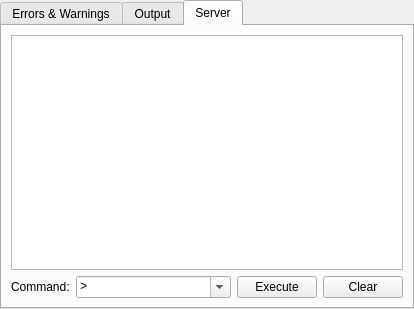
Above: addons/kate-russell-plugin/BottomTab.ui from dmitry-vlasov/kate-russell before the change. Below: the same form after it.
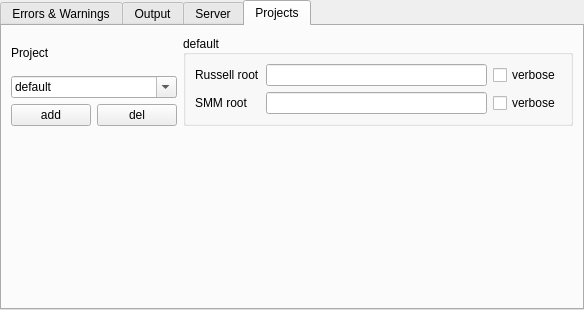
That is the form after the change.

Commit message: new projects tab page added

What changed in the file:
```diff
--- a/addons/kate-russell-plugin/BottomTab.ui
+++ b/addons/kate-russell-plugin/BottomTab.ui
@@ -6,8 +6,8 @@
    <rect>
     <x>0</x>
     <y>0</y>
-    <width>414</width>
-    <height>309</height>
+    <width>584</width>
+    <height>310</height>
    </rect>
   </property>
   <layout class="QVBoxLayout" name="verticalLayout">
@@ -29,7 +29,7 @@
    <item>
     <widget class="QTabWidget" name="qtabwidget">
      <property name="currentIndex">
-      <number>2</number>
+      <number>3</number>
      </property>
      <widget class="QWidget" name="errs">
       <attribute name="title">
@@ -175,17 +175,124 @@
        </item>
       </layout>
      </widget>
+     <widget class="QWidget" name="projects">
+      <property name="sizePolicy">
+       <sizepolicy hsizetype="Expanding" vsizetype="Expanding">
+        <horstretch>0</horstretch>
+        <verstretch>0</verstretch>
+       </sizepolicy>
+      </property>
+      <attribute name="title">
+       <string>Projects</string>
+      </attribute>
+      <layout class="QGridLayout" name="gridLayout_2">
+       <item row="0" column="0" colspan="2">
+        <widget class="QLabel" name="label">
+         <property name="text">
+          <string>Project</string>
+         </property>
+        </widget>
+       </item>
+       <item row="0" column="2" rowspan="3">
+        <widget class="QGroupBox" name="projectGroupBox">
+         <property name="sizePolicy">
+          <sizepolicy hsizetype="Expanding" vsizetype="Fixed">
+           <horstretch>3</horstretch>
+           <verstretch>0</verstretch>
+          </sizepolicy>
+         </property>
+         <property name="title">
+          <string>default</string>
+         </property>
+         <property name="alignment">
+          <set>Qt::AlignLeading|Qt::AlignLeft|Qt::AlignVCenter</set>
+         </property>
+         <property name="checkable">
+          <bool>false</bool>
+         </property>
+         <layout class="QGridLayout" name="gridLayout" rowstretch="0,0" columnstretch="0,0,0">
+          <item row="0" column="2">
+           <widget class="QCheckBox" name="russellVerboseCheckBox">
+            <property name="text">
+             <string>verbose</string>
+            </property>
+           </widget>
+          </item>
+          <item row="1" column="1">
+           <widget class="QLineEdit" name="smmRootLineEdit"/>
+          </item>
+          <item row="0" column="0">
+           <widget class="QLabel" name="russellLabel">
+            <property name="text">
+             <string>Russell root</string>
+            </property>
+           </widget>
+          </item>
+          <item row="1" column="0">
+           <widget class="QLabel" name="smmLabel">
+            <property name="text">
+             <string>SMM root</string>
+            </property>
+           </widget>
+          </item>
+          <item row="1" column="2">
+           <widget class="QCheckBox" name="smmVerboseCheckBox">
+            <property name="text">
+             <string>verbose</string>
+            </property>
+           </widget>
+          </item>
+          <item row="0" column="1">
+           <widget class="QLineEdit" name="russellRootLineEdit"/>
+          </item>
+         </layout>
+        </widget>
+       </item>
+       <item row="1" column="0" colspan="2">
+        <widget class="QComboBox" name="comboBox">
+         <property name="editable">
+          <bool>true</bool>
+         </property>
+         <item>
+          <property name="text">
+           <string>default</string>
+          </property>
+         </item>
+        </widget>
+       </item>
+       <item row="2" column="0">
+        <widget class="QPushButton" name="pushButton">
+         <property name="text">
+          <string>add</string>
+         </property>
+        </widget>
+       </item>
+       <item row="2" column="1">
+        <widget class="QPushButton" name="pushButton_2">
+         <property name="text">
+          <string>del</string>
+         </property>
+        </widget>
+       </item>
+       <item row="3" column="2">
+        <spacer name="verticalSpacer">
+         <property name="orientation">
+          <enum>Qt::Vertical</enum>
+         </property>
+         <property name="sizeHint" stdset="0">
+          <size>
+           <width>20</width>
+           <height>160</height>
+          </size>
+         </property>
+        </spacer>
+       </item>
+      </layout>
+     </widget>
     </widget>
    </item>
   </layout>
  </widget>
- <customwidgets>
-  <customwidget>
-   <extends>QTabWidget</extends>
-   <header>QTabWidget</header>
-   <container>1</container>
-  </customwidget>
- </customwidgets>
  <tabstops>
   <tabstop>errTreeWidget</tabstop>
   <tabstop>outputTextEdit</tabstop>
```
The commit also changes 2 other files.
